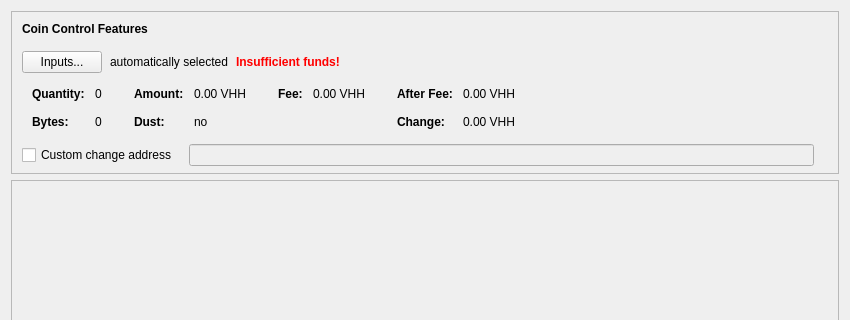
Qt form src/qt/forms/sendcoinsdialog.ui (VolkshashDEV/volkshashcore) before a commit; both pictures show x 0 to 850 and y 0 to 320 of the 850 by 526 pixel window.
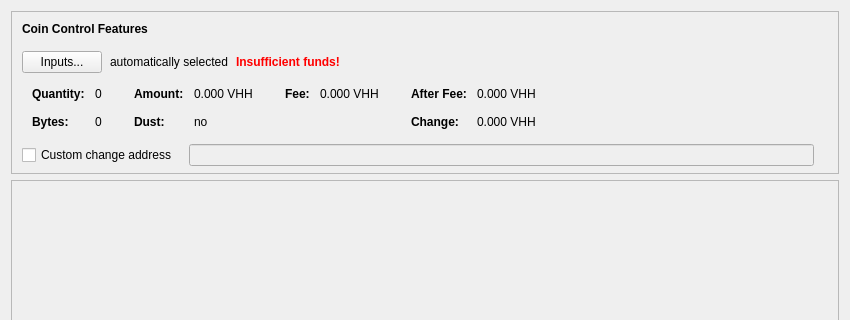
The same form after that commit. Custom widgets are drawn as their Qt base class.

```diff
--- a/src/qt/forms/sendcoinsdialog.ui
+++ b/src/qt/forms/sendcoinsdialog.ui
@@ -324,7 +324,7 @@
                   <enum>Qt::ActionsContextMenu</enum>
                  </property>
                  <property name="text">
-                  <string notr="true">0.00 VHH</string>
+                  <string notr="true">0.000 VHH</string>
                  </property>
                  <property name="textInteractionFlags">
                   <set>Qt::LinksAccessibleByMouse|Qt::TextSelectableByKeyboard|Qt::TextSelectableByMouse</set>
@@ -404,7 +404,7 @@
                   <enum>Qt::ActionsContextMenu</enum>
                  </property>
                  <property name="text">
-                  <string notr="true">0.00 VHH</string>
+                  <string notr="true">0.000 VHH</string>
                  </property>
                  <property name="textInteractionFlags">
                   <set>Qt::LinksAccessibleByMouse|Qt::TextSelectableByKeyboard|Qt::TextSelectableByMouse</set>
@@ -455,7 +455,7 @@
                   <enum>Qt::ActionsContextMenu</enum>
                  </property>
                  <property name="text">
-                  <string notr="true">0.00 VHH</string>
+                  <string notr="true">0.000 VHH</string>
                  </property>
                  <property name="textInteractionFlags">
                   <set>Qt::LinksAccessibleByMouse|Qt::TextSelectableByKeyboard|Qt::TextSelectableByMouse</set>
@@ -484,7 +484,7 @@
                   <enum>Qt::ActionsContextMenu</enum>
                  </property>
                  <property name="text">
-                  <string notr="true">0.00 VHH</string>
+                  <string notr="true">0.000 VHH</string>
                  </property>
                  <property name="textInteractionFlags">
                   <set>Qt::LinksAccessibleByMouse|Qt::TextSelectableByKeyboard|Qt::TextSelectableByMouse</set>
```
Left out of the diff: 4 changed lines with no effect on the pictures.
